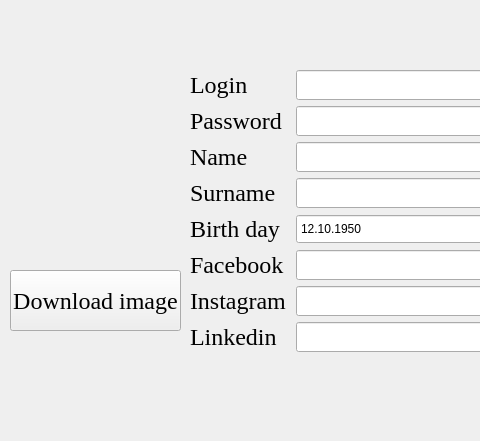
First picture: the form in reg_w.ui, repository pidhurska/Kursova, before the edit; both pictures show x 0 to 480 and y 0 to 441 of the 600 by 750 pixel window.
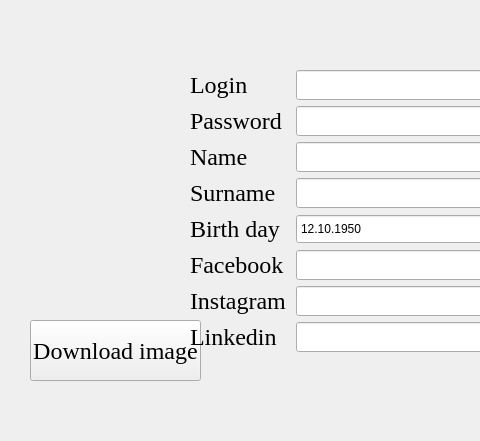
Second picture: the form after the edit. Icons and pictures are not drawn.

Commit message: 2 of windows already done

What changed in the file:
```diff
--- a/reg_w.ui
+++ b/reg_w.ui
@@ -40,20 +40,20 @@
      <rect>
       <x>40</x>
       <y>80</y>
-      <width>120</width>
-      <height>120</height>
+      <width>171</width>
+      <height>181</height>
      </rect>
     </property>
     <property name="minimumSize">
      <size>
-      <width>120</width>
-      <height>120</height>
+      <width>171</width>
+      <height>0</height>
      </size>
     </property>
     <property name="maximumSize">
      <size>
-      <width>120</width>
-      <height>120</height>
+      <width>171</width>
+      <height>181</height>
      </size>
     </property>
     <property name="text">
@@ -63,8 +63,8 @@
    <widget class="QPushButton" name="pushButton_3">
     <property name="geometry">
      <rect>
-      <x>10</x>
-      <y>270</y>
+      <x>30</x>
+      <y>320</y>
       <width>171</width>
       <height>61</height>
      </rect>
```
Left out of the diff: 11 changed lines with no effect on the pictures. The commit also changes 7 other files.
